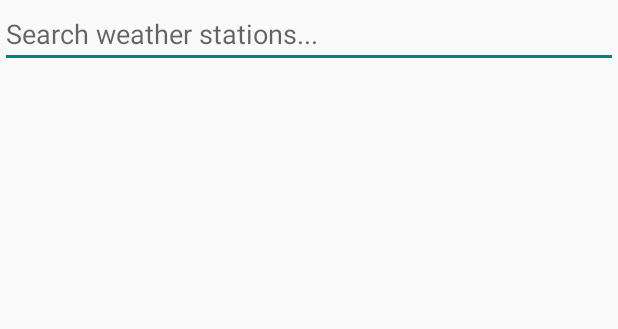
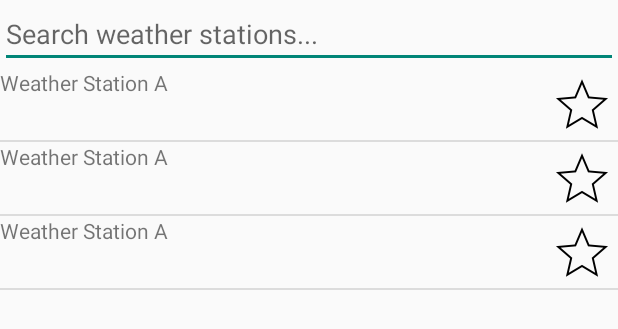
Before and after one commit to feerrenrut/windcast, an Android app: the layout fragment_weatherstation_list.xml on its own in the app's theme, with its tools: preview values and no code run, on a phone screen of 412 x 824 dp. Shown: the top 329 px of the screen. Run offline under Robolectric (Android 15) with nearby library versions, the phone set to English and light mode, and no system bars.

Commit message:
Added star to weather station items
These can be stared and unstared, this persists as long as the view does.

```diff
--- a/app/src/main/java/com/feer/windcast/WeatherStation.java
+++ b/app/src/main/java/com/feer/windcast/WeatherStation.java
@@ -14,6 +14,8 @@ public class WeatherStation implements Comparable
     /* The name of the observation station
      */
     String Name;
+
+    boolean IsFavourite = false;
 
 
     String State;
--- a/app/src/main/res/layout/fragment_weatherstation_list.xml
+++ b/app/src/main/res/layout/fragment_weatherstation_list.xml
@@ -19,13 +19,8 @@
         <ListView
             android:id="@android:id/list"
             android:layout_width="match_parent"
-            android:layout_height="match_parent" />
-
-        <TextView
-            android:id="@android:id/empty"
-            android:layout_width="match_parent"
             android:layout_height="match_parent"
-            android:gravity="center"/>
+            tools:listitem="@layout/weather_station_list_item" />
 
 
     </LinearLayout>
--- /dev/null
+++ b/app/src/main/res/layout/weather_station_list_item.xml
@@ -0,0 +1,30 @@
+<?xml version="1.0" encoding="utf-8"?>
+
+<RelativeLayout xmlns:android="http://schemas.android.com/apk/res/android"
+              android:orientation="horizontal"
+              android:layout_width="match_parent"
+              android:layout_height="match_parent"
+              android:gravity="center_vertical">
+
+    <TextView
+        android:layout_width="wrap_content"
+        android:layout_height="wrap_content"
+        android:text="Weather Station A"
+        android:id="@+id/text"
+        android:layout_alignParentLeft="true"
+        android:layout_marginLeft="0dp"
+        android:layout_alignParentTop="true"
+        android:layout_marginTop="0dp"/>
+
+    <ImageView
+        android:layout_width="wrap_content"
+        android:layout_height="match_parent"
+        android:id="@id/image"
+
+        android:src="@drawable/star_outline"
+        android:layout_alignParentRight="true"
+        android:layout_alignParentTop="false"
+        android:clickable="true"/>
+
+
+</RelativeLayout>
```
Also changed, not shown: app/src/main/java/com/feer/windcast/WeatherStationArrayAdapter.java (added, +90 -0 lines), app/src/main/java/com/feer/windcast/WeatherStationFragment.java (+14 -6 lines), app/src/main/res/layout/weather_station_list.xml (deleted, +0 -13 lines), app/src/main/res/drawable-hdpi/star_outline.png (added), app/src/main/res/drawable-hdpi/star_solid.png (added), app/src/main/res/drawable-mdpi/star_outline.png (added), app/src/main/res/drawable-mdpi/star_solid.png (added), app/src/main/res/drawable-xhdpi/star_outline.png (added), app/src/main/res/drawable-xhdpi/star_solid.png (added), app/src/main/res/drawable-xxhdpi/star_outline.png (added), app/src/main/res/drawable-xxhdpi/star_solid.png (added), app/src/main/star_outline-web.png (added), app/src/main/star_solid-web.png (added).
